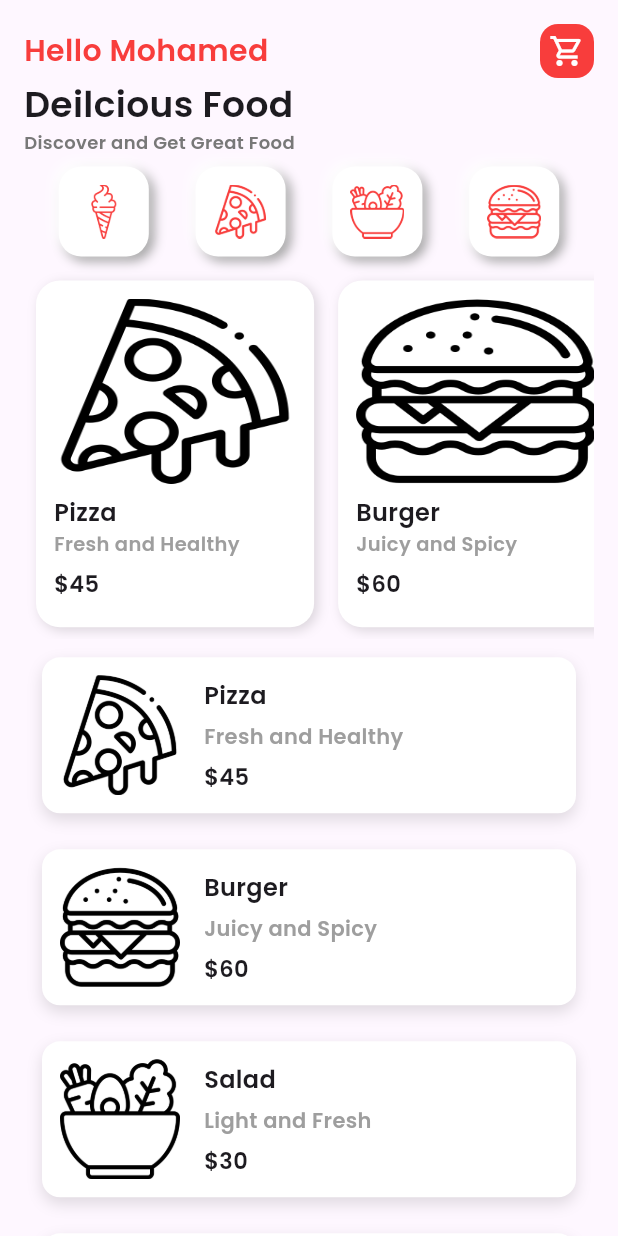
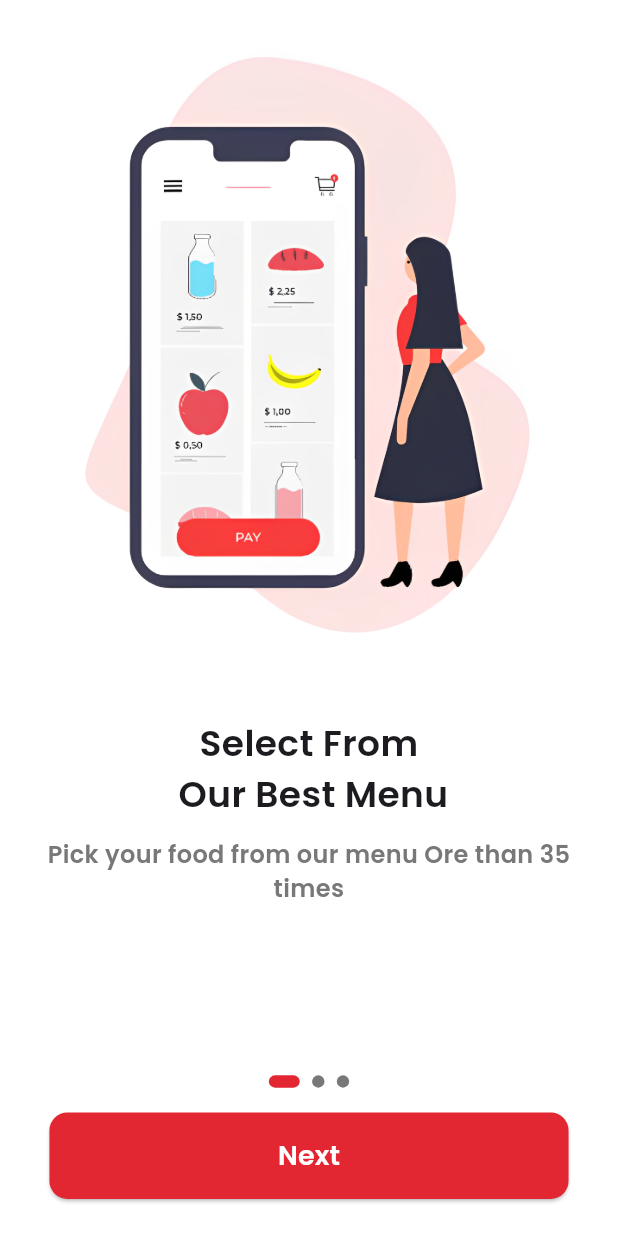
Before and after one commit to mohamedabdelaziz55/restaurant-task, a Flutter app: the screen it shows after launch, on a phone screen of 412 x 824 dp. Run offline on Flutter 3.47's test engine with Material 3 defaults, Android fonts, the phone set to English and light mode, and no system bars; our stand-ins replace firebase_core, go_router; accounts and stored records are empty.

Commit message:
finish onboarding

```diff
--- a/lib/core/routes/app_route.dart
+++ b/lib/core/routes/app_route.dart
@@ -1,16 +1,25 @@
 import 'package:go_router/go_router.dart';
 
+import '../../features/OnBoard/presentation/page/on_boarding_screen.dart';
 import '../../features/home/presentation/pages/home_page/home_page.dart';
 
 abstract class AppRouter {
-  static const kHomePage = '/HomePage';
-  static const kBookDetailsView = '/bookDetailsView';
-  static const kSearchView = '/searchView';
+  static const kOnBoarding = '/';
+  static const kHomePage = '/home';
 
   static final router = GoRouter(
+    initialLocation: kOnBoarding,
     routes: [
-      GoRoute(path: kHomePage, builder: (context, state) => const HomePage()),
+      GoRoute(
+        path: kOnBoarding,
+        builder: (context, state) => const OnBoardingScreen(),
+      ),
+      GoRoute(
+        path: kHomePage,
+        builder: (context, state) => const HomePage(),
+      ),
     ],
   );
 }
+
 // GoRouter.of(context).push(AppRouter.kHomeView);
--- a/lib/core/utils/app_colors.dart
+++ b/lib/core/utils/app_colors.dart
@@ -2,7 +2,7 @@ import 'package:flutter/material.dart';
 
 class AppColors {
 
-  static const Color pColor = Color(0xFFf83d3c);
+  static const Color pColor = Color(0xFFe22632);
   static const Color darkBlack = Color(0xFF1F1F1F);
   static const Color lightBlack = Color(0xFF2c2c2c);
   static const Color mainColor = Color(0xFF008CFF);
--- /dev/null
+++ b/lib/features/OnBoard/data/data/on_board_data.dart
@@ -0,0 +1,19 @@
+import '../model/on_board_model.dart';
+
+final List<OnBoardModel> onBoardData = [
+  OnBoardModel(
+    image: 'assets/images/screen1.png',
+    title: 'Select From\n Our Best Menu',
+    description: 'Pick your food from our menu Ore than 35 times',
+  ),
+  OnBoardModel(
+    image: 'assets/images/screen2.png',
+    title: 'Easy and Online Payment',
+    description: 'You can pay cash on delivery and card payment is available',
+  ),
+  OnBoardModel(
+    image: 'assets/images/screen3.png',
+    title: 'Track Your Order',
+    description: 'Track your order in real time with our smart tracking system',
+  ),
+];
--- /dev/null
+++ b/lib/features/OnBoard/data/model/on_board_model.dart
@@ -0,0 +1,11 @@
+class OnBoardModel {
+  final String image;
+  final String title;
+  final String description;
+
+  OnBoardModel({
+    required this.image,
+    required this.title,
+    required this.description,
+  });
+}
--- /dev/null
+++ b/lib/features/OnBoard/presentation/page/on_boarding_screen.dart
@@ -0,0 +1,119 @@
+import 'package:flutter/material.dart';
+import 'package:go_router/go_router.dart';
+import '../../../../core/routes/app_route.dart';
+import '../../../../core/utils/app_colors.dart';
+import '../../../../core/utils/styles.dart';
+import '../../data/data/on_board_data.dart';
+
+class OnBoardingScreen extends StatefulWidget {
+  const OnBoardingScreen({super.key});
+
+  @override
+  State<OnBoardingScreen> createState() => _OnBoardingScreenState();
+}
+
+class _OnBoardingScreenState extends State<OnBoardingScreen> {
+  final PageController _pageController = PageController();
+  int _currentIndex = 0;
+
+  @override
+  Widget build(BuildContext context) {
+    final size = MediaQuery.of(context).size;
+    final height = size.height;
+    final width = size.width;
+
+    return Scaffold(
+      backgroundColor: AppColors.white,
+      body: SafeArea(
+        child: Column(
+          children: [
+            Expanded(
+              child: PageView.builder(
+                controller: _pageController,
+                itemCount: onBoardData.length,
+                onPageChanged: (index) => setState(() => _currentIndex = index),
+                itemBuilder: (context, index) {
+                  final item = onBoardData[index];
+                  return Padding(
+                    padding: EdgeInsets.symmetric(horizontal: width * 0.05),
+                    child: Column(
+                      children: [
+                        SizedBox(height: height * 0.03),
+                        Image.asset(
+                          item.image,
+                          height: height * 0.5,
+                          width: width * 0.8,
+                          fit: BoxFit.contain,
+                        ),
+                        SizedBox(height: height * 0.05),
+                        Text(
+                          item.title,
+                          style:Styles.textStyle24bold,
+                          textAlign: TextAlign.center,
+                        ),
+                        SizedBox(height: height * 0.015),
+                        Text(
+                          item.description,
+                          style:Styles.textStyle16.copyWith(color: AppColors.gray,),
+                          textAlign: TextAlign.center,
+                        ),
+                      ],
+                    ),
+                  );
+                },
+              ),
+            ),
+            SizedBox(height: height * 0.01),
+            Row(
+              mainAxisAlignment: MainAxisAlignment.center,
+              children: List.generate(onBoardData.length, (index) {
+                return Container(
+                  margin: EdgeInsets.symmetric(horizontal: width * 0.01),
+                  width: _currentIndex == index ? width * 0.05 : width * 0.02,
+                  height: height * 0.01,
+                  decoration: BoxDecoration(
+                    color: _currentIndex == index
+                        ? AppColors.pColor
+                        : AppColors.gray,
+                    borderRadius: BorderRadius.circular(20),
+                  ),
+                );
+              }),
+            ),
+            SizedBox(height: height * 0.02),
+            Padding(
+              padding: EdgeInsets.symmetric(horizontal: width * 0.08),
+              child: Container(
+                width: double.infinity,
+                height: height * 0.07,
+                child: ElevatedButton(
+                  style: ElevatedButton.styleFrom(
+                    backgroundColor: AppColors.pColor,
+                    shape: RoundedRectangleBorder(
+                      borderRadius: BorderRadius.circular(12),
+                    ),
+                  ),
+                  onPressed: () {
+                    if (_currentIndex == onBoardData.length - 1) {
+                      GoRouter.of(context).pushReplacement(AppRouter.kHomePage);
+                    } else {
+                      _pageController.nextPage(
+                        duration: const Duration(milliseconds: 300),
+                        curve: Curves.easeIn,
+                      );
+                    }
+                  },
+                  child: Text(
+                    _currentIndex == onBoardData.length - 1 ? 'Start' : 'Next',
+                    style: Styles.textStyle18bold.copyWith(color: AppColors.white),
+                  ),
+                ),
+              ),
+            ),
+            SizedBox(height: height * 0.03),
+          ],
+        ),
+      ),
+    );
+  }
+}
--- a/lib/main.dart
+++ b/lib/main.dart
@@ -1,29 +1,28 @@
 import 'package:flutter/material.dart';
 import 'package:firebase_core/firebase_core.dart';
+import 'package:go_router/go_router.dart';
 import 'package:res_task/core/constants/constants.dart';
-import 'package:res_task/features/home/presentation/pages/home_page/home_page.dart';
+import 'package:res_task/core/utils/app_colors.dart';
+import 'package:res_task/core/utils/styles.dart';
+
+import 'core/routes/app_route.dart';
 import 'firebase_options.dart';
 
 void main() async {
   WidgetsFlutterBinding.ensureInitialized();
-  await Firebase.initializeApp(
-    options: DefaultFirebaseOptions.currentPlatform,
-  );
+  await Firebase.initializeApp(options: DefaultFirebaseOptions.currentPlatform);
   runApp(MyApp());
 }
 
 class MyApp extends StatelessWidget {
   const MyApp({super.key});
 
-  // This widget is the root of your application.
   @override
   Widget build(BuildContext context) {
-    return MaterialApp(
-       theme: ThemeData(
-         fontFamily: kFont
-       ),
+    return MaterialApp.router(
+      theme: ThemeData(fontFamily: kFont),
       debugShowCheckedModeBanner: false,
-      home: HomePage() ,
+      routerConfig: AppRouter.router,
     );
   }
 }
```
